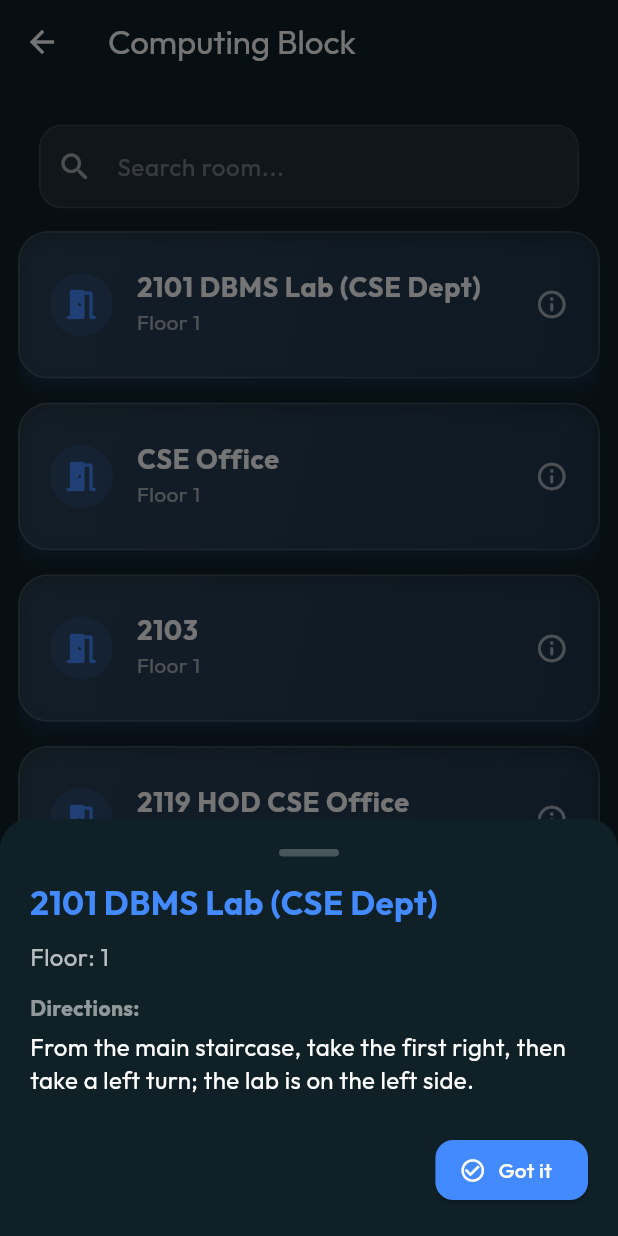
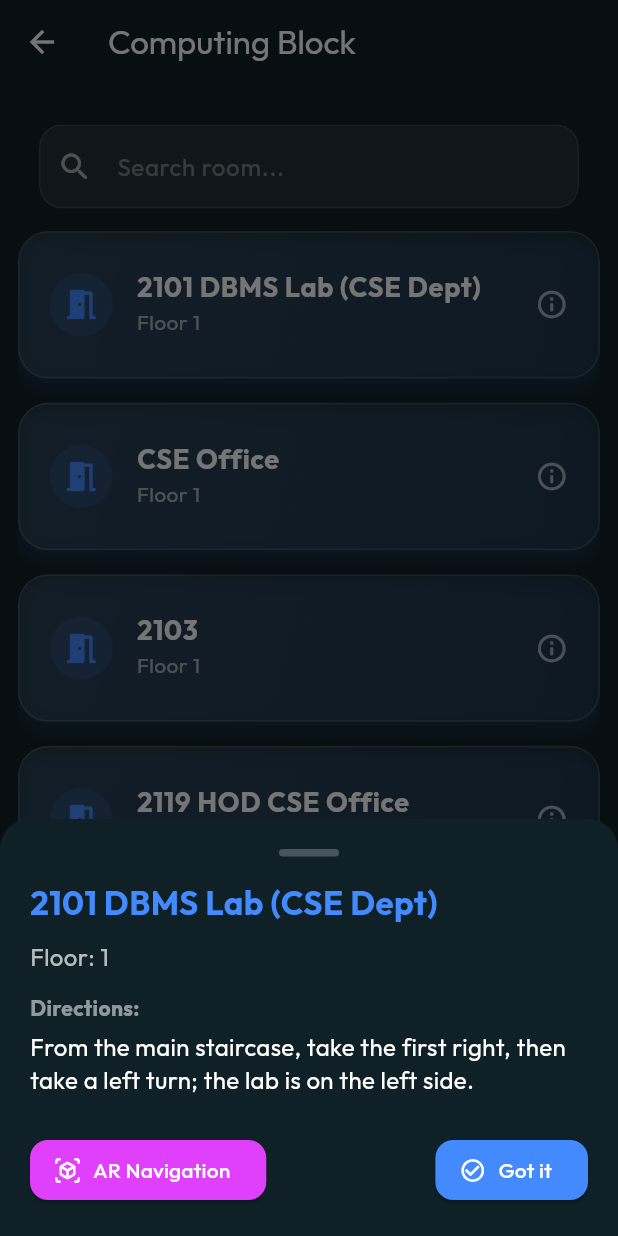
Before and after one commit to mohammadsahil74808/Campus-Navigator-app, a Flutter app: the CampusUIScreen screen opened directly, after a tap on "Computing Block", after a tap on "2101 DBMS Lab (CSE Dept)", on a phone screen of 412 x 824 dp. Run offline on Flutter 3.47's test engine with Material 3 defaults, Android fonts, the phone set to English and light mode, and no system bars; our stand-ins replace camera, cloud_firestore, firebase_auth, firebase_core, flutter_animate, flutter_compass and 3 more; missing offline and left inert: google_mlkit_text_recognition; accounts and stored records are empty.

Commit message:
feat: Implement Lite AR Indoor Navigation with perspective road and 3D arrow

```diff
--- a/lib/campus_ui.dart
+++ b/lib/campus_ui.dart
@@ -3,6 +3,10 @@ import 'dart:async';
 import 'dart:ui';
 import 'package:flutter/material.dart';
 import 'package:flutter_animate/flutter_animate.dart';
+import 'package:vector_math/vector_math_64.dart' show Vector3;
+import 'navigation/navigation_model.dart';
+import 'navigation/ar_navigation_view.dart';
+import 'navigation/computing_block_graph.dart';
 
 void main() {
   runApp(const MyApp());
@@ -312,9 +316,41 @@ class _CampusUIScreenState extends State<CampusUIScreen> {
                 style: const TextStyle(fontSize: 16, color: Colors.white, height: 1.4),
               ),
               const SizedBox(height: 25),
-              Align(
-                alignment: Alignment.centerRight,
-                child: ElevatedButton.icon(
+              Row(
+                mainAxisAlignment: MainAxisAlignment.spaceBetween,
+                children: [
+                  ElevatedButton.icon(
+                    icon: const Icon(Icons.view_in_ar_rounded),
+                    label: const Text("AR Navigation"),
+                    style: ElevatedButton.styleFrom(
+                      backgroundColor: Colors.purpleAccent,
+                      foregroundColor: Colors.white,
+                      shape: RoundedRectangleBorder(
+                        borderRadius: BorderRadius.circular(12),
+                      ),
+                    ),
+                    onPressed: () {
+                      Navigator.pop(context);
+                      // Import NavigationNode and ARNavigationView
+                      // Use a placeholder node if graph not fully mapped
+                      Navigator.push(
+                        context,
+                        MaterialPageRoute(
+                          builder: (_) => ARNavigationView(
+                            targetNode: NavigationNode(
+                              id: room['name'],
+                              name: room['name'],
+                              floor: room['floor'],
+                              position: Vector3(10, 0, 10), // Default position
+                              type: NavNodeType.room,
+                            ),
+                            graph: computingBlockGraph,
+                          ),
+                        ),
+                      );
+                    },
+                  ),
+                  ElevatedButton.icon(
                     icon: const Icon(Icons.check_circle_outline),
                     label: const Text("Got it"),
                     style: ElevatedButton.styleFrom(
@@ -326,6 +362,7 @@ class _CampusUIScreenState extends State<CampusUIScreen> {
                     ),
                     onPressed: () => Navigator.pop(context),
                   ),
+                ],
               ),
             ],
           ),
--- /dev/null
+++ b/lib/navigation/computing_block_graph.dart
@@ -0,0 +1,19 @@
+import 'package:vector_math/vector_math_64.dart';
+import 'navigation_model.dart';
+
+final CampusGraph computingBlockGraph = CampusGraph(
+  nodes: [
+    NavigationNode(id: 'c_ent', name: 'Main Entrance', floor: 1, position: Vector3(0, 0, 0), type: NavNodeType.entrance),
+    NavigationNode(id: 'c_rec', name: 'Reception', floor: 1, position: Vector3(5, 0, 0), type: NavNodeType.room),
+    NavigationNode(id: 'c_stairs_1', name: 'Main Staircase', floor: 1, position: Vector3(3, 0, 0), type: NavNodeType.staircase),
+    NavigationNode(id: 'c_2101', name: 'Room 2101', floor: 1, position: Vector3(-5, 0, 10), type: NavNodeType.room),
+    NavigationNode(id: 'c_2107', name: 'Room 2107', floor: 1, position: Vector3(-10, 0, 20), type: NavNodeType.room),
+    NavigationNode(id: 'c_junc_1', name: 'Corridor Junction 1', floor: 1, position: Vector3(0, 0, 10), type: NavNodeType.intersection),
+  ],
+  edges: [
+    NavigationEdge(fromId: 'c_ent', toId: 'c_stairs_1', distance: 3),
+    NavigationEdge(fromId: 'c_ent', toId: 'c_junc_1', distance: 10),
+    NavigationEdge(fromId: 'c_junc_1', toId: 'c_2101', distance: 5),
+    NavigationEdge(fromId: 'c_2101', toId: 'c_2107', distance: 15),
+  ],
+);
--- /dev/null
+++ b/lib/navigation/navigation_model.dart
@@ -0,0 +1,43 @@
+import 'package:vector_math/vector_math_64.dart';
+
+enum NavNodeType { room, staircase, intersection, entrance, lift }
+
+class NavigationNode {
+  final String id;
+  final String name;
+  final int floor;
+  final Vector3 position; // Relative coordinates in meters
+  final NavNodeType type;
+
+  NavigationNode({
+    required this.id,
+    required this.name,
+    required this.floor,
+    required this.position,
+    required this.type,
+  });
+
+  @override
+  String toString() => 'Node($name, Floor $floor)';
+}
+
+class NavigationEdge {
+  final String fromId;
+  final String toId;
+  final double distance;
+
+  NavigationEdge({
+    required this.fromId,
+    required this.toId,
+    required this.distance,
+  });
+}
+
+class CampusGraph {
+  final List<NavigationNode> nodes;
+  final List<NavigationEdge> edges;
+
+  CampusGraph({required this.nodes, required this.edges});
+
+  // Shortest path logic (A* or Dijkstra) will be implemented here
+}
```
Also changed, not shown: lib/navigation/ar_navigation_view.dart (added, +317 -0 lines), lib/navigation/pathfinding.dart (added, +68 -0 lines), lib/navigation/vision_engine.dart (added, +39 -0 lines), pubspec.yaml (+8 -1 lines), pubspec.lock, 3 other files. Lines whose indentation alone changed are shown as unchanged.
